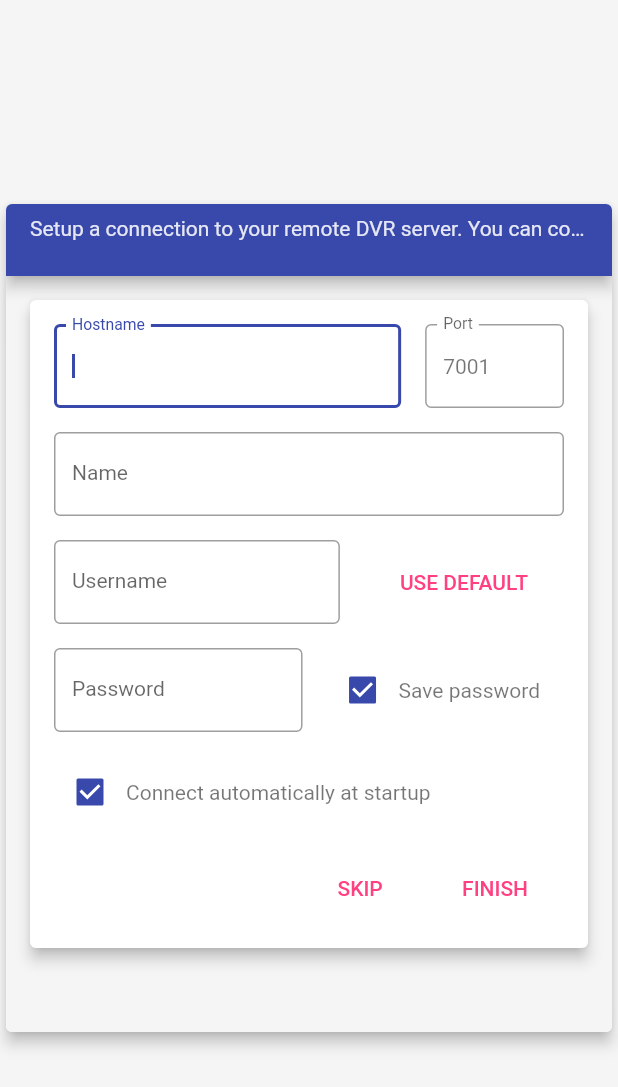
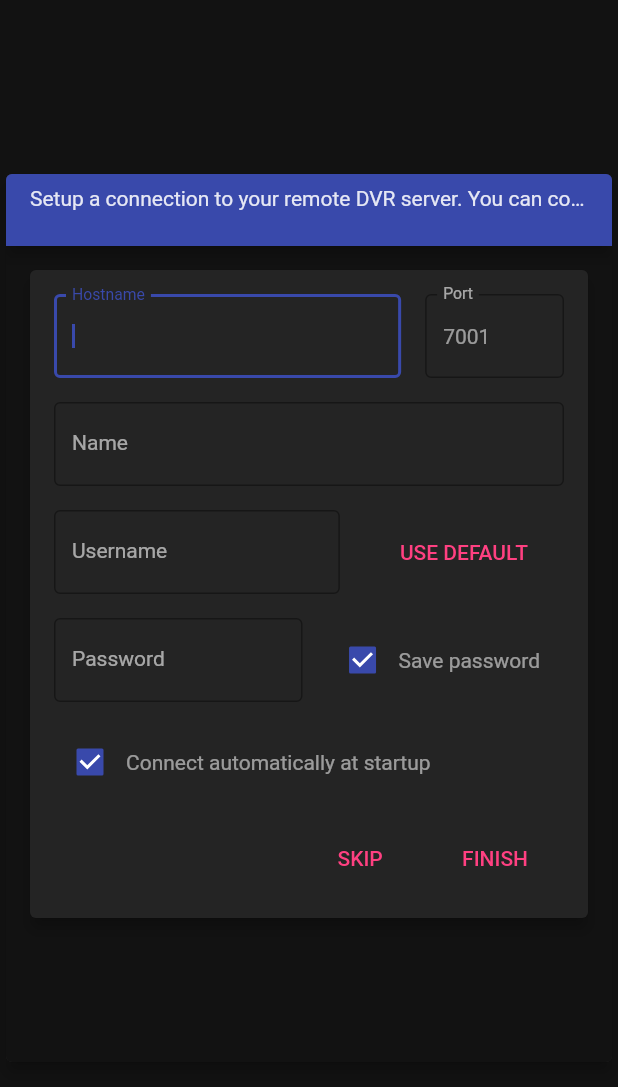
Before and after one commit to bluecherrydvr/unity, a Flutter app: the screen it shows after launch, swiped to page 2, on a phone screen of 412 x 824 dp. Shown: the top 1087 px of the screen. Run offline on Flutter 3.47's test engine with Material 2 defaults, Android fonts, the phone set to English and light mode, and no system bars; our stand-ins replace easy_localization, reorderable_grid_view; missing offline and left inert: dart_vlc, xml2json.

Commit message:
style: theming

```diff
--- a/lib/main.dart
+++ b/lib/main.dart
@@ -68,7 +68,7 @@ class _MyHomePageState extends State<MyHomePage> {
     return const Scaffold(
       body: Center(
         child: SizedBox(
-          height: 560.0,
+          height: 600.0,
           width: 960.0,
           child: Card(
             elevation: 4.0,
--- a/lib/utils/theme.dart
+++ b/lib/utils/theme.dart
@@ -22,11 +22,10 @@ import 'dart:io';
 import 'package:flutter/material.dart';
 import 'package:flutter/services.dart';
 
-ThemeData createTheme({
-  Color color = const Color(0xff3949ab),
-  Color accent = const Color(0xffff4081),
-  ThemeMode themeMode = ThemeMode.light,
-}) {
+ThemeData createTheme(
+    {Color color = const Color(0xff3949ab),
+    Color accent = const Color(0xffff4081),
+    ThemeMode themeMode = ThemeMode.dark}) {
   bool isLight = themeMode == ThemeMode.light;
   late TextTheme textTheme;
   if (Platform.isWindows || Platform.isMacOS || Platform.isLinux) {
@@ -34,52 +33,52 @@ ThemeData createTheme({
       /// Leading tile widgets text theme.
       headline1: TextStyle(
         color: isLight ? Colors.black : Colors.white,
-        fontSize: 18.0,
+        fontSize: 16.0,
         fontWeight: FontWeight.w600,
       ),
 
       /// [AlbumTile] text theme.
       headline2: TextStyle(
         color: isLight ? Colors.black : Colors.white,
-        fontSize: 16.0,
+        fontSize: 14.0,
         fontWeight: FontWeight.w600,
       ),
       headline3: TextStyle(
         color: isLight
             ? Colors.black.withOpacity(0.87)
             : Colors.white.withOpacity(0.87),
-        fontSize: 16.0,
+        fontSize: 14.0,
         fontWeight: FontWeight.normal,
       ),
       headline4: TextStyle(
         color: isLight ? Colors.black : Colors.white,
-        fontSize: 16.0,
+        fontSize: 14.0,
         fontWeight: FontWeight.normal,
       ),
       headline5: TextStyle(
         color: isLight
             ? Colors.black.withOpacity(0.87)
             : Colors.white.withOpacity(0.87),
-        fontSize: 14.0,
+        fontSize: 12.0,
         fontWeight: FontWeight.normal,
       ),
       subtitle1: TextStyle(
         color: isLight ? Colors.black : Colors.white,
-        fontSize: 16.0,
+        fontSize: 14.0,
         fontWeight: FontWeight.w600,
       ),
       bodyText2: TextStyle(
         color: isLight
             ? Colors.black.withOpacity(0.87)
             : Colors.white.withOpacity(0.87),
-        fontSize: 16.0,
+        fontSize: 14.0,
         fontWeight: FontWeight.normal,
       ),
       caption: TextStyle(
         color: isLight
             ? Colors.black.withOpacity(0.87)
             : Colors.white.withOpacity(0.87),
-        fontSize: 16.0,
+        fontSize: 14.0,
         fontWeight: FontWeight.normal,
       ),
     );
@@ -128,13 +127,13 @@ ThemeData createTheme({
             padding: EdgeInsets.zero,
             labelStyle: const TextStyle(
               color: Colors.white,
-              fontSize: 16.0,
+              fontSize: 14.0,
               fontWeight: FontWeight.normal,
               fontFamily: 'Inter',
             ),
             secondaryLabelStyle: const TextStyle(
               color: Colors.white,
-              fontSize: 16.0,
+              fontSize: 14.0,
               fontWeight: FontWeight.normal,
               fontFamily: 'Inter',
             ),
@@ -214,7 +213,7 @@ ThemeData createTheme({
       ),
       titleTextStyle: TextStyle(
         color: isLight ? Colors.black : Colors.white,
-        fontSize: 18.0,
+        fontSize: 16.0,
         fontWeight: FontWeight.w600,
       ),
     ),
@@ -237,7 +236,7 @@ ThemeData createTheme({
     ),
     tooltipTheme: TooltipThemeData(
       textStyle: TextStyle(
-        fontSize: 14.0,
+        fontSize: 12.0,
         color: isLight ? Colors.white : Colors.black,
       ),
       decoration: Platform.isWindows || Platform.isLinux || Platform.isMacOS
```
